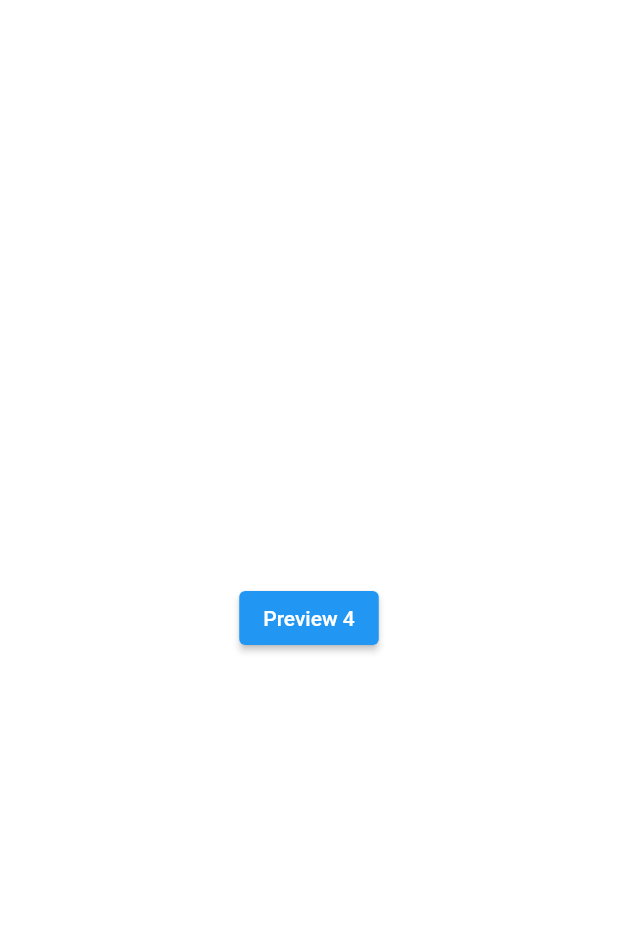
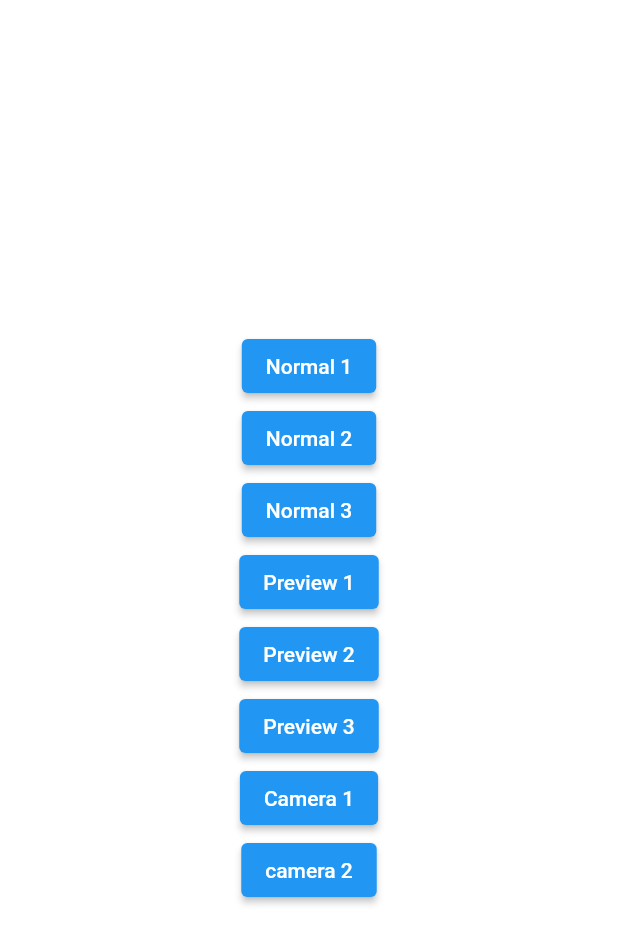
Before and after one commit to Venqis-NolaTech/image_picker_plus, a Flutter app: the screen it shows after launch, on a phone screen of 412 x 824 dp. Shown: the top 944 px of the screen. Run offline on Flutter 3.47's test engine with Material 2 defaults, Android fonts, the phone set to English and light mode, and no system bars; our stand-ins replace camera, shimmer, video_player; missing offline and left inert: photo_manager.

Commit message:
accent color on apptheme  added

```diff
--- a/example/lib/main.dart
+++ b/example/lib/main.dart
@@ -41,15 +41,14 @@ class _MyHomePageState extends State<MyHomePage> {
             crossAxisAlignment: CrossAxisAlignment.center,
             mainAxisAlignment: MainAxisAlignment.center,
             children: [
-              // normal1(context),
-              // normal2(context),
-              // normal3(context),
-              // preview1(context),
-              // preview2(context),
-              // preview3(context),
-              preview4(context),
-              // camera1(context),
-              // camera2(context),
+              normal1(context),
+              normal2(context),
+              normal3(context),
+              preview1(context),
+              preview2(context),
+              preview3(context),
+              camera1(context),
+              camera2(context),
             ]),
       ),
     );
@@ -197,25 +196,6 @@ class _MyHomePageState extends State<MyHomePage> {
         if (details != null) await displayDetails(details);
       },
       child: const Text("Preview 3"),
-    );
-  }
-
-  ElevatedButton preview4(BuildContext context) {
-    return ElevatedButton(
-      onPressed: () async {
-        ImagePickerPlus picker = ImagePickerPlus(context);
-        SelectedImagesDetails? details = await picker.pickBoth(
-          source: ImageSource.both,
-
-          /// On long tap, it will be available.
-          multiSelection: true,
-
-          galleryDisplaySettings:
-              GalleryDisplaySettings(cropImage: true, showImagePreview: true),
-        );
-        if (details != null) await displayDetails(details);
-      },
-      child: const Text("Preview 4"),
     );
   }
 
--- a/lib/src/custom_packages/crop_image/crop_image.dart
+++ b/lib/src/custom_packages/crop_image/crop_image.dart
@@ -44,8 +44,7 @@ class CustomCrop extends StatefulWidget {
       context.findAncestorStateOfType<CustomCropState>();
 }
 
-class CustomCropState extends State<CustomCrop>
-    with TickerProviderStateMixin {
+class CustomCropState extends State<CustomCrop> with TickerProviderStateMixin {
   final _surfaceKey = GlobalKey();
 
   late final AnimationController _activeController;
@@ -165,6 +164,7 @@ class CustomCropState extends State<CustomCrop>
       child: ConstrainedBox(
         constraints: const BoxConstraints.expand(),
         child: Listener(
+          key: ValueKey(widget.image.path),
           onPointerDown: (event) => pointers++,
           onPointerUp: (event) => pointers = 0,
           child: GestureDetector(
@@ -174,6 +174,7 @@ class CustomCropState extends State<CustomCrop>
             onScaleUpdate: _isEnabled ? _handleScaleUpdate : null,
             onScaleEnd: _isEnabled ? _handleScaleEnd : null,
             child: AnimatedBuilder(
+              key: ValueKey(widget.image.path),
               builder: (context, child) {
                 if (widget.isThatImage) {
                   return buildCustomPaint();
--- a/lib/src/entities/app_theme.dart
+++ b/lib/src/entities/app_theme.dart
@@ -3,12 +3,14 @@ import 'package:flutter/material.dart';
 class AppTheme {
   final Color primaryColor;
   final Color focusColor;
+  final Color accentColor;
   final Color shimmerBaseColor;
   final Color shimmerHighlightColor;
 
   AppTheme({
     this.primaryColor = Colors.white,
     this.focusColor = Colors.black,
+    this.accentColor = Colors.blue,
     this.shimmerBaseColor = const Color.fromARGB(255, 185, 185, 185),
     this.shimmerHighlightColor = const Color.fromARGB(255, 209, 209, 209),
   });
--- a/lib/src/multi_selection_mode.dart
+++ b/lib/src/multi_selection_mode.dart
@@ -6,6 +6,7 @@ class MultiSelectionMode extends StatelessWidget {
   final ValueNotifier<bool> multiSelectionMode;
   final bool imageSelected;
   final List<File> multiSelectedImage;
+  final Color selectdColor;
 
   final File image;
   const MultiSelectionMode({
@@ -14,6 +15,7 @@ class MultiSelectionMode extends StatelessWidget {
     required this.imageSelected,
     required this.multiSelectedImage,
     required this.multiSelectionMode,
+    this.selectdColor = Colors.white,
   }) : super(key: key);
 
   @override
@@ -31,7 +33,7 @@ class MultiSelectionMode extends StatelessWidget {
               width: 25,
               decoration: BoxDecoration(
                 color: imageSelected
-                    ? Colors.blue
+                    ? selectdColor
                     : const Color.fromARGB(115, 222, 222, 222),
                 border: Border.all(
                   color: Colors.white,
```
Also changed, not shown: lib/src/crop_image_view.dart (+14 -4 lines), lib/src/images_view_page.dart (+18 -9 lines).
